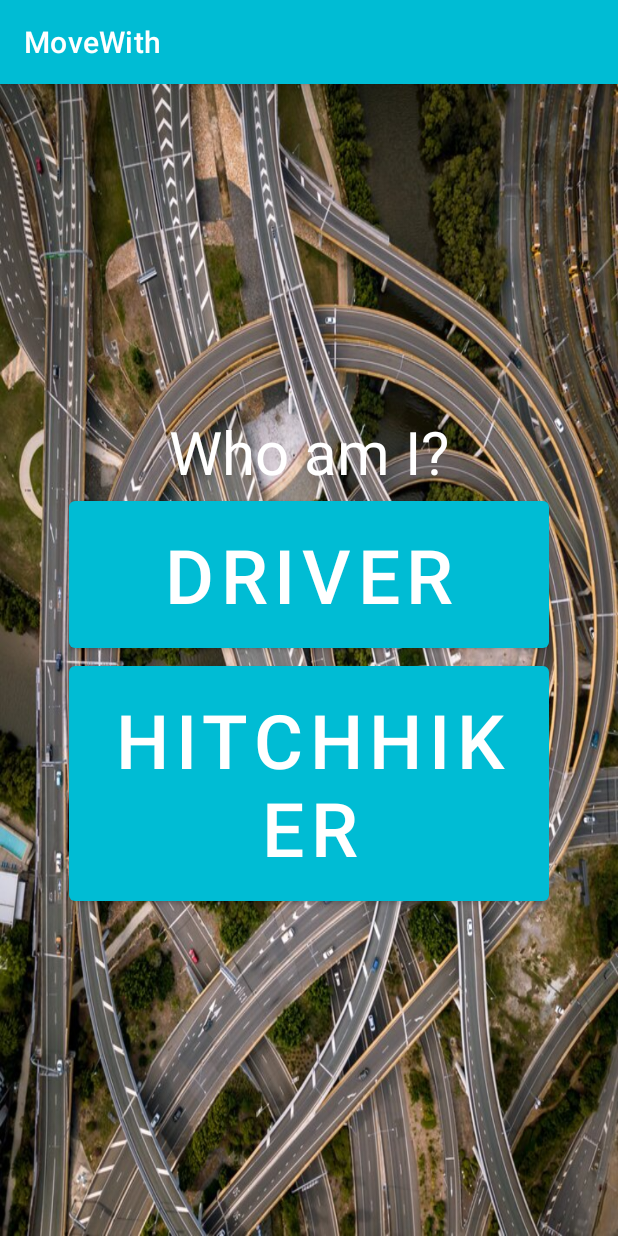
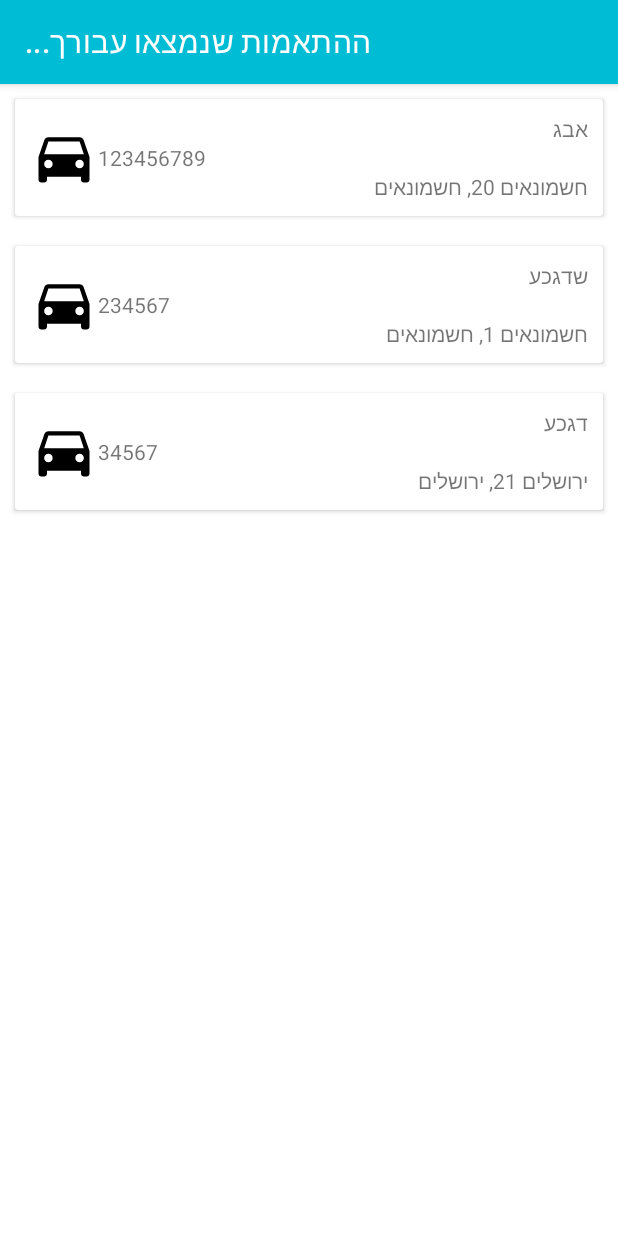
Before and after one commit to liron-taub/MoveWith, an Android app: the screen it shows after launch (MainActivity before the commit, Prefer after it), on a phone screen of 412 x 824 dp. Run offline under Robolectric (Android 15) with nearby library versions, the phone set to English and light mode, and no system bars; our stand-ins replace Firebase (no records; nobody signed in at launch, a user with empty details on screens opened directly), Volley.

Commit message:
Calculate match

```diff
--- a/app/src/main/java/com/example/movewith/Model/Address.java
+++ b/app/src/main/java/com/example/movewith/Model/Address.java
@@ -14,4 +14,9 @@ public class Address {
     public Address() {
 
     }
+
+    @Override
+    public String toString() {
+        return city + " " + number + ", " + city;
+    }
 }
--- a/app/src/main/java/com/example/movewith/Model/Match.java
+++ b/app/src/main/java/com/example/movewith/Model/Match.java
@@ -25,7 +25,7 @@ import java.util.concurrent.Executors;
 
 import javax.net.ssl.HttpsURLConnection;
 
-public class Match extends AsyncTask<Void, Void, Void> {
+public class Match {
     Driver driver;
     Hitchhiker hitchhiker;
 
@@ -40,8 +40,6 @@ public class Match extends AsyncTask<Void, Void, Void> {
     public Match(Driver driver, Hitchhiker hitchhiker) {
         this.driver = driver;
         this.hitchhiker = hitchhiker;
-
-        this.execute();
     }
 
     private void distance(Address address1, Address address2, String name) {
@@ -69,23 +67,70 @@ public class Match extends AsyncTask<Void, Void, Void> {
             else
                 destDist = response.getJSONObject("route").getDouble("distance");
         } catch (Exception ex) {
-            System.out.println(ex);// צריך להוסיף תהליכון מעפן שיסדר הכל!!!
+            System.out.println(ex);
         }
     }
 
-    @Override
-    protected Void doInBackground(Void... voids) {
+    public void calculate() {
         distance(driver.source, hitchhiker.source, "srcDist");
         distance(driver.destination, hitchhiker.destination, "destDist");
-        return null;
+        ageDist = Math.abs(driver.age - hitchhiker.age);
+        timeDist = Math.abs(driver.time.getTime() - hitchhiker.time.getTime());
+        gender = driver.gender.equals(hitchhiker.gender) ? 0 : 1; // if מקוצר עבור הוספת המין בשקלול הסופי
+    }
+
+    public double getSrcDist() {
+        return srcDist;
+    }
+
+    public double getDestDist() {
+        return destDist;
+    }
+
+    public void setSrcDist(double srcDist) {
+        this.srcDist = srcDist;
+    }
+
+    public void setDestDist(double destDist) {
+        this.destDist = destDist;
+    }
+
+    public double getAgeDist() {
+        return ageDist;
+    }
+
+    public void setAgeDist(double ageDist) {
+        this.ageDist = ageDist;
+    }
+
+    public double getTimeDist() {
+        return timeDist;
+    }
+
+    public void setTimeDist(double timeDist) {
+        this.timeDist = timeDist;
+    }
+
+    public double getGrade() {
+        return srcDist * 0.2 + destDist * 0.2 + ageDist * 0.1 + gender * 0.1 + timeDist * 0.4;
+
+    }
+
+    public Driver getDriver() {
+        return driver;
     }
 
     @Override
-    protected void onPostExecute(Void unused) {
-        super.onPostExecute(unused);
-
-        ageDist = Math.abs(driver.age - hitchhiker.age);
-        timeDist = Math.abs(driver.time.getTime() - hitchhiker.time.getTime());
-        gender = driver.gender.equals(hitchhiker.gender) ? 0 : 100; // if מקוצר עבור הוספת המין בשקלול הסופי
+    public String toString() {
+        return "Match{" +
+                "driver=" + driver +
+                ", hitchhiker=" + hitchhiker +
+                ", srcDist=" + srcDist +
+                ", destDist=" + destDist +
+                ", ageDist=" + ageDist +
+                ", timeDist=" + timeDist +
+                ", gender=" + gender +
+                ", grade=" + grade +
+                '}';
     }
 }
--- /dev/null
+++ b/app/src/main/java/com/example/movewith/Model/MatchCalculator.java
@@ -0,0 +1,51 @@
+package com.example.movewith.Model;
+
+import android.content.Context;
+import android.content.Intent;
+import android.os.AsyncTask;
+
+import com.example.movewith.View.Prefer;
+
+import java.util.List;
+
+public class MatchCalculator extends AsyncTask<Void, Void, Void> {
+    public static List<Match> matches;
+    private Context context;
+
+    public MatchCalculator(List<Match> matches, Context context) {
+        this.matches = matches;
+        this.context = context;
+    }
+
+    @Override
+    protected Void doInBackground(Void... voids) {
+        double maxSrc = 0, maxDest = 0;
+        double maxTime = 0, maxAge = 0;
+        for (Match match : matches) {
+            match.calculate();
+            if (match.getSrcDist() > maxSrc)
+                maxSrc = match.getSrcDist();
+            if (match.getDestDist() > maxDest)
+                maxDest = match.getDestDist();
+            if (match.getAgeDist() > maxAge)
+                maxAge = match.getAgeDist();
+            if (match.getTimeDist() > maxTime)
+                maxTime = match.getTimeDist();
+
+        }
+
+        for (Match match : matches) {
+            match.setDestDist(maxDest == 0 ? 0 : match.getDestDist() / maxDest);
+            match.setSrcDist(maxSrc == 0 ? 0 : match.getSrcDist() / maxSrc);
+            match.setTimeDist(maxTime == 0 ? 0 : match.getTimeDist() / maxTime);
+            match.setAgeDist(maxAge == 0 ? 0 : match.getAgeDist() / maxAge);
+        }
+
+        matches.sort((o1, o2) -> Double.compare(o1.getGrade(), o2.getGrade()));
+
+        Intent intent = new Intent(context, Prefer.class);
+        context.startActivity(intent);
+
+        return null;
+    }
+}
--- a/app/src/main/java/com/example/movewith/View/MainActivity.java
+++ b/app/src/main/java/com/example/movewith/View/MainActivity.java
@@ -9,6 +9,7 @@ import android.content.Intent;
 import android.os.Bundle;
 import android.view.View;
 import android.widget.Button;
+import android.widget.Toast;
 
 import com.android.volley.RequestQueue;
 import com.android.volley.toolbox.Volley;
@@ -18,9 +19,12 @@ import com.example.movewith.Model.Driver;
 import com.example.movewith.Model.FirebaseManagement;
 import com.example.movewith.Model.Hitchhiker;
 import com.example.movewith.Model.Match;
+import com.example.movewith.Model.MatchCalculator;
 import com.example.movewith.R;
 
+import java.util.ArrayList;
 import java.util.Date;
+import java.util.List;
 
 public class MainActivity extends AppCompatActivity {
     private Button lastDrive;
@@ -71,13 +75,31 @@ public class MainActivity extends AppCompatActivity {
 
         Address driverSrc = new Address("חשמונאים", "הכרמל", 20);
         Address driverDest = new Address("חשמונאים", "המוריה", 2);
-        Driver driver1 = new Driver("", "זכר", 30, "", 50, new Date(26, 11, 2021, 13, 30, 0), driverSrc, driverDest);
+        Driver driver1 = new Driver("אבג", "זכר", 30, "123456789", 50, new Date(26, 11, 2021, 13, 30, 0), driverSrc, driverDest);
 
-        Address hitSrc = new Address("חשמונאים", "הכרמל", 26);
+        Address hitSrc = new Address("רעות", "תומר", 26);
         Address hitDest = new Address("חשמונאים", "המוריה", 1);
-        Hitchhiker hitchhiker1 = new Hitchhiker("", "זכר", 20, "", new Date(26, 11, 2021, 13, 30, 0), hitSrc, hitDest);
+        Hitchhiker hitchhiker1 = new Hitchhiker("", "זכר", 20, "09876543", new Date(26, 11, 2021, 13, 30, 0), hitSrc, hitDest);
 
-        Match match = new Match(driver1, hitchhiker1);
+        Address driverSrc2 = new Address("חשמונאים", "היצהר", 1);
+        Address driverDest2 = new Address("חשמונאים", "הכרמל", 16);
+        Driver driver2 = new Driver("שדגכע", "זכר", 50, "234567", 11, new Date(26, 11, 2021, 13, 30, 0), driverSrc2, driverDest2);
+
+        Address driverSrc3 = new Address("ירושלים", "הוועד הלאומי", 21);
+        Address driverDest3 = new Address("חשמונאים", "המוריה", 26);
+        Driver driver3 = new Driver("דגכע", "זכר", 22, "34567", 23, new Date(26, 11, 2021, 15, 30, 0), driverSrc3, driverDest3);
+
+
+        Match match1 = new Match(driver1, hitchhiker1);
+        Match match2 = new Match(driver2, hitchhiker1);
+        Match match3 = new Match(driver3, hitchhiker1);
+        ArrayList<Match> matches = new ArrayList<>();
+        matches.add(match1);
+        matches.add(match2);
+        matches.add(match3);
+
+        MatchCalculator matchCalculator = new MatchCalculator(matches, this);
+        matchCalculator.execute();
     }
 
     public void refreshView() {
--- a/app/src/main/java/com/example/movewith/View/MatchAdapter.java
+++ b/app/src/main/java/com/example/movewith/View/MatchAdapter.java
@@ -9,18 +9,19 @@ import android.widget.TextView;
 
 import androidx.recyclerview.widget.RecyclerView;
 
+import com.example.movewith.Model.Driver;
 import com.example.movewith.R;
 
 import java.util.HashMap;
 import java.util.List;
 
 public class MatchAdapter extends RecyclerView.Adapter<MatchAdapter.ViewHolder> {
-    private List<HashMap<String, String>> mData;
+    private List<Driver> mData;
     private LayoutInflater mInflater;
     private Context context;
 
     // data is passed into the constructor
-    MatchAdapter(Context context, List<HashMap<String, String>> data) {
+    MatchAdapter(Context context, List<Driver> data) {
         this.context = context;
         this.mInflater = LayoutInflater.from(context);
         this.mData = data;
@@ -40,7 +41,7 @@ public class MatchAdapter extends RecyclerView.Adapter<MatchAdapter.ViewHolder>
     // binds the data to the TextView in each row
     @Override
     public void onBindViewHolder(ViewHolder holder, int position) {
-        HashMap<String, String> current = mData.get(position);
+        Driver current = mData.get(position);
         holder.setContent(current);
     }
 
@@ -52,7 +53,7 @@ public class MatchAdapter extends RecyclerView.Adapter<MatchAdapter.ViewHolder>
 
 
     // stores and recycles views as they are scrolled off screen
-    public class ViewHolder extends RecyclerView.ViewHolder{
+    public class ViewHolder extends RecyclerView.ViewHolder {
         TextView name, phone, location;
 
         ViewHolder(View itemView) {
@@ -62,10 +63,10 @@ public class MatchAdapter extends RecyclerView.Adapter<MatchAdapter.ViewHolder>
             location = itemView.findViewById(R.id.location);
         }
 
-        public void setContent(HashMap<String, String> map) {
-            name.setText(map.get("name"));
-            phone.setText(map.get("phone"));
-            location.setText(map.get("location"));
+        public void setContent(Driver driver) {
+            name.setText(driver.fullName);
+            phone.setText(driver.phoneNumber);
+            location.setText(driver.source.toString());
         }
     }
 }
--- a/app/src/main/java/com/example/movewith/View/Prefer.java
+++ b/app/src/main/java/com/example/movewith/View/Prefer.java
@@ -6,6 +6,9 @@ import androidx.recyclerview.widget.RecyclerView;
 
 import android.os.Bundle;
 
+import com.example.movewith.Model.Driver;
+import com.example.movewith.Model.Match;
+import com.example.movewith.Model.MatchCalculator;
 import com.example.movewith.R;
 
 import java.util.ArrayList;
@@ -20,21 +23,14 @@ public class Prefer extends AppCompatActivity {
         setContentView(R.layout.activity_prefer);
         getSupportActionBar().setTitle("ההתאמות שנמצאו עבורך...");
 
-        HashMap<String, String> map = new HashMap<>();
-        map.put("name", "נופר");
-        map.put("phone", "0527089552");
-        map.put("location", "חשמונאים");
-
-        List<HashMap<String, String>> list = new ArrayList<>();
-        list.add(map);
-        list.add(map);
-        list.add(map);
-        list.add(map);
-        list.add(map);
+        List<Driver> drivers = new ArrayList<>();
+        for (Match match:  MatchCalculator.matches) {
+            drivers.add(match.getDriver());
+        }
 
         RecyclerView recyclerView = findViewById(R.id.all_match);
         recyclerView.setLayoutManager(new LinearLayoutManager(this));
-        MatchAdapter adapter = new MatchAdapter(this, list);
+        MatchAdapter adapter = new MatchAdapter(this, drivers);
         recyclerView.setAdapter(adapter);
     }
 }
```
